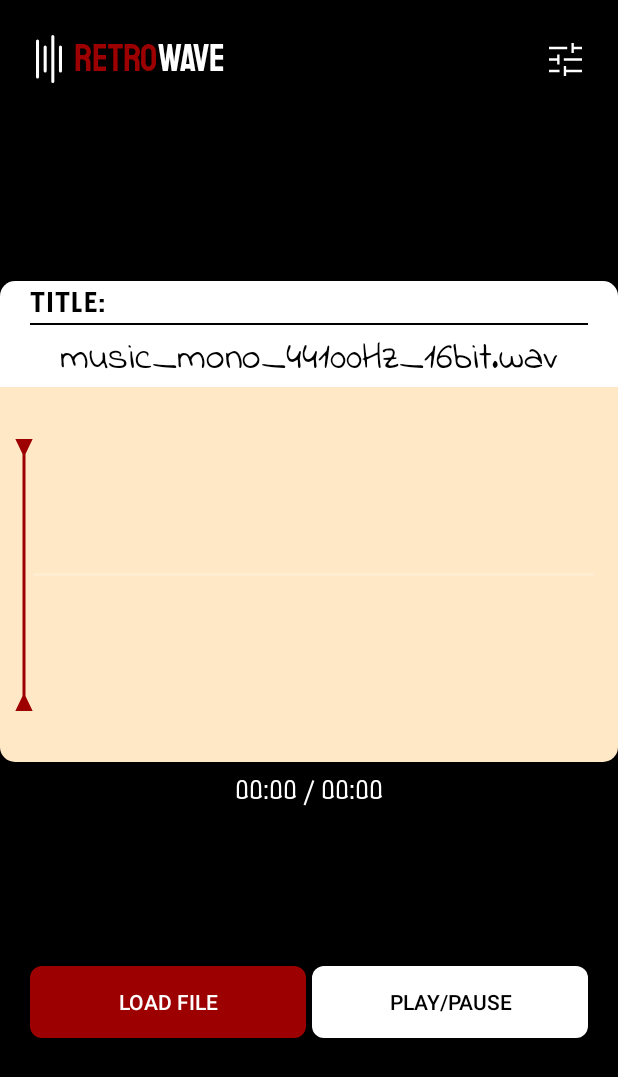
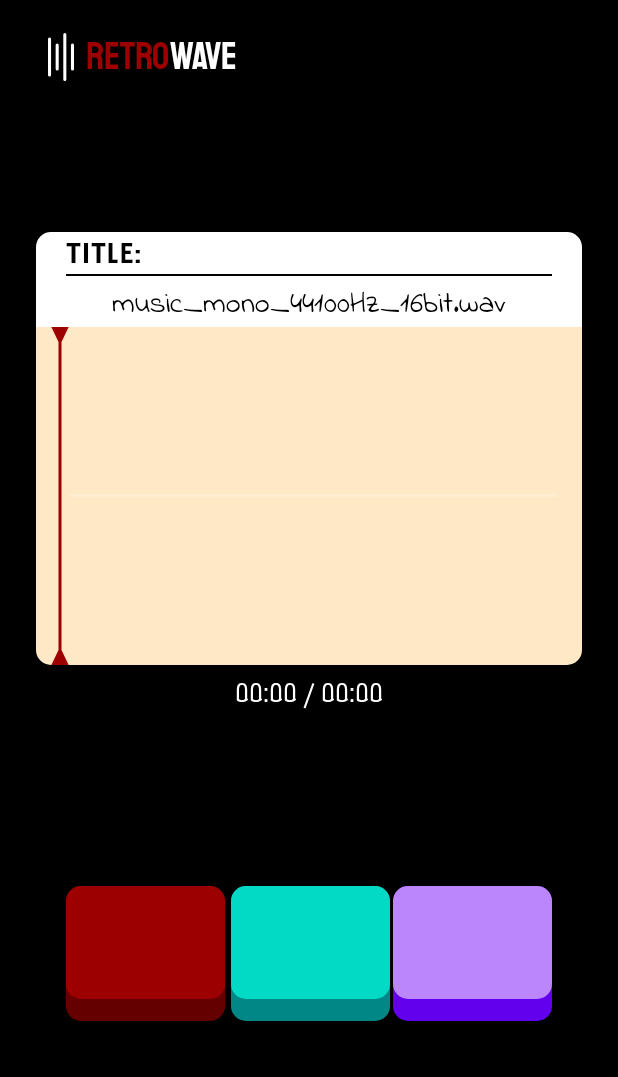
Before and after one commit to louisemalvin/Retrowave, an Android app: the layout activity_main.xml on its own in the app's theme, with its tools: preview values and no code run, on a phone screen of 412 x 824 dp. Shown: the top 1077 px of the screen. Run offline under Robolectric (Android 15) with nearby library versions, the light colour scheme and no system bars; network calls fail.

Commit message:
feat: Add new features in UI
- Added playback indicator for visual feedback when an audio is played
- Added new buttons (UI only)

Bug fixes:
- Seekbar thumb now scales properly
- isPlaying set to false if mediaplayer is done playing

```diff
--- a/app/build.gradle
+++ b/app/build.gradle
@@ -82,3 +82,7 @@ dependencies {
 kapt {
     correctErrorTypes = true
 }
+
+hilt {
+    enableAggregatingTask = true
+}
--- /dev/null
+++ b/app/src/main/java/com/paradoxcat/waveviewer/view/PlaybackIndicator.kt
@@ -0,0 +1,96 @@
+package com.paradoxcat.waveviewer.view
+
+import android.content.Context
+import android.graphics.BlurMaskFilter
+import android.graphics.Canvas
+import android.graphics.Color
+import android.graphics.Paint
+import android.graphics.RadialGradient
+import android.graphics.Shader
+import android.util.AttributeSet
+import android.view.View
+
+class PlaybackIndicator(context: Context, attrs: AttributeSet) : View(context, attrs) {
+
+    companion object {
+        const val TAG = "PlaybackIndicator"
+        const val LEFT_RIGHT_PADDING = 10.0f
+        const val BORDER_WIDTH = 10.0f
+    }
+
+    private var isPlaying = false
+    private val innerColorOn: Int = Color.parseColor("#FF0000")
+    private val innerColorOff: Int = Color.parseColor("#650000")
+    private val innerPaintOff = Paint()
+    private val innerPaintOn = Paint()
+    private val borderPaint = Paint()
+    private val bloomPaint = Paint()
+
+    init {
+        initInnerPaint()
+        initBloomPaint()
+        initBorderPaint()
+    }
+
+    private fun initInnerPaint() {
+        innerPaintOff.color = innerColorOff
+    }
+
+    private fun initBloomPaint() {
+        bloomPaint.isAntiAlias = true
+        bloomPaint.color = Color.RED
+        val blurMask = BlurMaskFilter(25f, BlurMaskFilter.Blur.NORMAL)
+        bloomPaint.maskFilter = blurMask
+    }
+
+    private fun initBorderPaint() {
+        borderPaint.style = Paint.Style.STROKE
+        borderPaint.strokeWidth = 10f
+        borderPaint.isAntiAlias = true
+        borderPaint.color = Color.WHITE
+    }
+
+
+    // override onMeasure to make the view square
+    override fun onMeasure(widthMeasureSpec: Int, heightMeasureSpec: Int) {
+        super.onMeasure(widthMeasureSpec, heightMeasureSpec)
+
+        setMeasuredDimension(widthMeasureSpec, widthMeasureSpec)
+
+    }
+
+    // override onDraw to light indicator depending on audio playback state
+    override fun onDraw(canvas: Canvas) {
+        super.onDraw(canvas)
+        val center = width / 2f
+        val radius = center - 50f
+        if (isPlaying) {
+            canvas.drawCircle(center, center, radius, bloomPaint)
+            canvas.drawCircle(center, center, radius-10f, borderPaint)
+            canvas.drawCircle(center, center, radius-10f, innerPaintOn)
+        } else {
+            canvas.drawCircle(center, center, radius-10f, borderPaint)
+            canvas.drawCircle(center, center, radius-10f, innerPaintOff)
+        }
+
+
+    }
+
+    /**
+     * Turn the light on if audio is playing.
+     * @param isPlaying true if audio is playing, false otherwise
+     */
+    fun setData(isPlaying: Boolean) {
+        this.isPlaying = isPlaying
+        // Initialize gradient color for on state
+        val center = width / 2f
+        val radius = center - 50f
+        val gradient = RadialGradient(
+            center, center, radius,
+            innerColorOn, innerColorOff,
+            Shader.TileMode.CLAMP
+        )
+        innerPaintOn.shader = gradient
+        invalidate()
+    }
+}
--- a/app/src/main/java/com/paradoxcat/waveviewer/view/WaveformSlideBar.kt
+++ b/app/src/main/java/com/paradoxcat/waveviewer/view/WaveformSlideBar.kt
@@ -10,8 +10,8 @@ import android.util.AttributeSet
 import android.view.View
 import android.view.animation.AccelerateDecelerateInterpolator
 import com.paradoxcat.waveviewer.model.Point
+import kotlin.math.floor
 import kotlin.math.pow
-import kotlin.math.round
 
 /**
  * Draws a straight line from the middle to samples points.
@@ -22,10 +22,10 @@ class WaveformSlideBar(context: Context, attrs: AttributeSet) : View(context, at
 
     companion object {
 
-        const val LEFT_RIGHT_PADDING = 50.0f
+        const val LEFT_RIGHT_PADDING = 45.0f
         const val TOP_BOTTOM_PADDING = 50.0f
         const val LINE_WIDTH = 1.0f
-        const val DEFAULT_STEP_COUNT = 20000
+        const val DEFAULT_STEP_COUNT = 2000
         const val ANIMATION_DURATION = 2000L
         private val MAX_VALUE = 2.0f.pow(16.0f) - 1 // max 16-bit value
         val INV_MAX_VALUE = 2.0f / MAX_VALUE // multiply with this to get % of max value
@@ -87,6 +87,7 @@ class WaveformSlideBar(context: Context, attrs: AttributeSet) : View(context, at
                 val controlX1 = (prevX + x) / 2
                 val controlY1 = (prevY + y) / 2
                 result.quadTo(controlX1, controlY1, x, y)
+//                result.addCircle(x, y, 4.0f, Path.Direction.CW)
                 prevX = x
                 prevY = y
             }
@@ -119,19 +120,17 @@ class WaveformSlideBar(context: Context, attrs: AttributeSet) : View(context, at
      * @param phase -- current animation phase, from 0.0 to 1.0
      */
     private fun render(points: Array<Point>, phase: Float) {
-        val nextDrawIndex: Int = round(points.size * phase).toInt() - 1
+        val nextDrawIndex: Int = floor(points.size * phase).toInt() - 1
         waveform.addPath(getPathChunk(points, indexOfDrawnPoints, nextDrawIndex))
-        indexOfDrawnPoints = nextDrawIndex + 1
+        indexOfDrawnPoints = nextDrawIndex
         invalidate()
     }
 
     override fun onDraw(canvas: Canvas?) {
         super.onDraw(canvas)
-        canvas?.save()
         if (::waveform.isInitialized) {
             canvas?.drawPath(waveform, linePaint)
         }
-        canvas?.restore()
     }
 
     /**
@@ -141,7 +140,11 @@ class WaveformSlideBar(context: Context, attrs: AttributeSet) : View(context, at
      */
     fun setData(intArray: IntArray) {
         val points = calculatePoints(intArray, width, height, DEFAULT_STEP_COUNT)
+        val initPath = Path()
+        initPath.moveTo(0F, height / 2.0f)
+        initPath.lineTo(width.toFloat(), height / 2.0f)
         waveform = Path()
+        waveform.addPath(initPath)
         indexOfDrawnPoints = 0
         animator.apply {
             addUpdateListener { animation ->
--- a/app/src/main/java/com/paradoxcat/waveviewer/viewmodel/MainViewModel.kt
+++ b/app/src/main/java/com/paradoxcat/waveviewer/viewmodel/MainViewModel.kt
@@ -5,7 +5,6 @@ import android.media.MediaExtractor
 import android.media.MediaFormat
 import android.media.MediaPlayer
 import android.util.Log
-import android.view.View
 import androidx.lifecycle.LiveData
 import androidx.lifecycle.MutableLiveData
 import androidx.lifecycle.ViewModel
@@ -76,6 +75,7 @@ class MainViewModel @Inject constructor(
                 updateTimestamp()
                 delay(REFRESH_RATE)
             }
+            _isPlaying.value = mediaPlayer.isPlaying
             updateTimestamp()
         }
     }
--- /dev/null
+++ b/app/src/main/res/drawable/button_layer.xml
@@ -0,0 +1,20 @@
+<?xml version="1.0" encoding="utf-8"?>
+<layer-list xmlns:android="http://schemas.android.com/apk/res/android">
+
+    <!-- Bottom layer -->
+    <item>
+        <shape android:shape="rectangle">
+            <solid android:color="@color/dark_red" />
+            <corners android:radius="10dp" />
+        </shape>
+    </item>
+
+    <!-- Top layer -->
+    <item android:bottom="15dp">
+        <shape android:shape="rectangle">
+            <solid android:color="@color/red" />
+            <corners android:radius="10dp" />
+        </shape>
+    </item>
+
+</layer-list>
--- /dev/null
+++ b/app/src/main/res/drawable/play_button_layer.xml
@@ -0,0 +1,20 @@
+<?xml version="1.0" encoding="utf-8"?>
+<layer-list xmlns:android="http://schemas.android.com/apk/res/android">
+
+    <!-- Bottom layer -->
+    <item>
+        <shape android:shape="rectangle">
+            <solid android:color="@color/teal_700" />
+            <corners android:radius="10dp" />
+        </shape>
+    </item>
+
+    <!-- Top layer -->
+    <item android:bottom="15dp">
+        <shape android:shape="rectangle">
+            <solid android:color="@color/teal_200" />
+            <corners android:radius="10dp" />
+        </shape>
+    </item>
+
+</layer-list>
--- a/app/src/main/res/drawable/seekbar_thumb.xml
+++ b/app/src/main/res/drawable/seekbar_thumb.xml
@@ -1,9 +1,9 @@
 <vector xmlns:android="http://schemas.android.com/apk/res/android"
     android:width="12dp"
-    android:height="181dp"
+    android:height="225dp"
     android:viewportWidth="12"
-    android:viewportHeight="181">
+    android:viewportHeight="225">
   <path
-      android:pathData="M7,10L11.77,0L0.23,-0L5,10L7,10ZM5,171L0.23,181L11.77,181L7,171L5,171ZM5,9L5,172L7,172L7,9L5,9Z"
+      android:pathData="M7,10L11.77,0L0.23,-0L5,10L7,10ZM5,215L0.23,225L11.77,225L7,215L5,215ZM5,9L5,216L7,216L7,9L5,9Z"
       android:fillColor="#9D0000"/>
 </vector>
--- /dev/null
+++ b/app/src/main/res/drawable/settings_button_layer.xml
@@ -0,0 +1,20 @@
+<?xml version="1.0" encoding="utf-8"?>
+<layer-list xmlns:android="http://schemas.android.com/apk/res/android">
+
+    <!-- Bottom layer -->
+    <item>
+        <shape android:shape="rectangle">
+            <solid android:color="@color/purple_500" />
+            <corners android:radius="10dp" />
+        </shape>
+    </item>
+
+    <!-- Top layer -->
+    <item android:bottom="15dp">
+        <shape android:shape="rectangle">
+            <solid android:color="@color/purple_200" />
+            <corners android:radius="10dp" />
+        </shape>
+    </item>
+
+</layer-list>
--- a/app/src/main/res/layout/activity_main.xml
+++ b/app/src/main/res/layout/activity_main.xml
@@ -4,21 +4,24 @@
     xmlns:tools="http://schemas.android.com/tools"
     android:layout_width="match_parent"
     android:layout_height="match_parent"
+    android:paddingHorizontal="24dp"
     tools:context=".MainActivity">
 
     <com.paradoxcat.waveviewer.view.WaveformSlideBar
         android:id="@+id/waveformView"
         android:layout_width="match_parent"
-        android:layout_height="250dp"
-        android:layout_marginBottom="316dp"
+        android:layout_height="225dp"
+        android:layout_marginTop="150dp"
         android:background="@drawable/bg_waveform"
-        app:layout_constraintBottom_toBottomOf="parent"
-        tools:layout_editor_absoluteX="0dp" />
+        app:layout_constraintTop_toBottomOf="@+id/constraintLayout2"
+        tools:layout_editor_absoluteX="24dp" />
+
 
     <androidx.constraintlayout.widget.ConstraintLayout
+        android:id="@+id/constraintLayout2"
         android:layout_width="match_parent"
         android:layout_height="wrap_content"
-        android:layout_marginTop="16dp"
+        android:layout_marginTop="8dp"
         app:layout_constraintStart_toStartOf="parent"
         app:layout_constraintTop_toTopOf="parent">
 
@@ -26,7 +29,7 @@
             android:id="@+id/imageView"
             android:layout_width="wrap_content"
             android:layout_height="wrap_content"
-            android:layout_marginStart="24dp"
+            android:layout_marginStart="8dp"
             android:src="@drawable/ic_logo"
             app:layout_constraintBottom_toBottomOf="parent"
             app:layout_constraintStart_toStartOf="parent"
@@ -45,7 +48,7 @@
             app:layout_constraintTop_toTopOf="parent" />
 
         <TextView
-            style = "@style/app_title.secondary"
+            style="@style/app_title.secondary"
             android:layout_width="wrap_content"
             android:layout_height="wrap_content"
             android:text="@string/wave_text"
@@ -53,11 +56,10 @@
             app:layout_constraintStart_toEndOf="@+id/textView"
             app:layout_constraintTop_toTopOf="parent" />
 
-        <ImageView
-            android:layout_width="wrap_content"
-            android:layout_height="wrap_content"
-            android:layout_marginEnd="24dp"
-            android:src="@drawable/ic_settings"
+        <com.paradoxcat.waveviewer.view.PlaybackIndicator
+            android:id="@+id/playbackIndicatorView"
+            android:layout_width="60dp"
+            android:layout_height="60dp"
             app:layout_constraintBottom_toBottomOf="parent"
             app:layout_constraintEnd_toEndOf="parent"
             app:layout_constraintTop_toTopOf="parent" />
@@ -65,6 +67,7 @@
     </androidx.constraintlayout.widget.ConstraintLayout>
 
     <LinearLayout
+        android:id="@+id/linearLayout3"
         android:layout_width="match_parent"
         android:layout_height="wrap_content"
         android:background="@drawable/bg_title"
@@ -74,8 +77,8 @@
         app:layout_constraintEnd_toEndOf="parent">
 
         <TextView
+            android:id="@+id/headerTextView"
             style="@style/header"
-            android:id="@+id/headerTextView"
             android:layout_width="match_parent"
             android:layout_height="wrap_content"
             android:layout_marginTop="2dp"
@@ -93,8 +96,8 @@
             android:background="@android:color/black" />
 
         <TextView
+            android:id="@+id/titleTextView"
             style="@style/file_name"
-            android:id="@+id/titleTextView"
             android:layout_width="match_parent"
             android:layout_height="wrap_content"
             android:layout_marginTop="4dp"
@@ -103,6 +106,7 @@
     </LinearLayout>
 
     <LinearLayout
+        android:id="@+id/linearLayout"
         android:layout_width="wrap_content"
         android:layout_height="wrap_content"
         android:layout_marginTop="8dp"
@@ -112,8 +116,8 @@
         app:layout_constraintTop_toBottomOf="@+id/waveformView">
 
         <TextView
+            android:id="@+id/timestampTextView"
             style="@style/timestamp"
-            android:id="@+id/timestampTextView"
             android:layout_width="wrap_content"
             android:layout_height="wrap_content"
             android:layout_marginEnd="4dp"
@@ -126,8 +130,8 @@
             android:text="/" />
 
         <TextView
+            android:id="@+id/durationTextView"
             style="@style/timestamp"
-            android:id="@+id/durationTextView"
             android:layout_width="wrap_content"
             android:layout_height="wrap_content"
             android:layout_marginStart="4dp"
@@ -147,23 +151,30 @@
 
         <androidx.appcompat.widget.AppCompatButton
             android:id="@+id/loadFile"
-            android:layout_width="0dp"
-            android:layout_height="wrap_content"
+            android:layout_width="5dp"
+            android:layout_height="90dp"
             android:layout_marginEnd="2dp"
             android:layout_weight="1"
-            android:background="@drawable/bg_load_button"
+            android:background="@drawable/button_layer"
             android:paddingHorizontal="10dp"
-            android:text="@string/load_file"
             android:textColor="@color/white" />
 
         <androidx.appcompat.widget.AppCompatButton
             android:id="@+id/playButton"
-            android:layout_width="0dp"
-            android:layout_height="wrap_content"
+            android:layout_width="5dp"
+            android:layout_height="90dp"
             android:layout_marginStart="2dp"
             android:layout_weight="1"
-            android:background="@drawable/bg_play_button"
-            android:text="@string/play_pause"
+            android:background="@drawable/play_button_layer"
+            android:textColor="@color/black" />
+
+        <androidx.appcompat.widget.AppCompatButton
+            android:id="@+id/settingsButton"
+            android:layout_width="5dp"
+            android:layout_height="90dp"
+            android:layout_marginStart="2dp"
+            android:layout_weight="1"
+            android:background="@drawable/settings_button_layer"
             android:textColor="@color/black" />
 
     </LinearLayout>
@@ -171,13 +182,14 @@
     <SeekBar
         android:id="@+id/playbackSeekBar"
         android:layout_width="match_parent"
-        android:layout_height="wrap_content"
+        android:layout_height="225dp"
         android:max="10000"
-        android:progressTint="@color/black"
+        android:progressTint="@android:color/transparent"
         android:thumb="@drawable/seekbar_thumb"
         app:layout_constraintBottom_toBottomOf="@+id/waveformView"
         app:layout_constraintEnd_toEndOf="parent"
         app:layout_constraintStart_toStartOf="parent"
-        app:layout_constraintTop_toTopOf="@+id/waveformView" />
+        app:layout_constraintTop_toTopOf="@+id/waveformView"
+        app:layout_constraintVertical_bias="0.0" />
 
 </androidx.constraintlayout.widget.ConstraintLayout>
--- a/app/src/main/res/values/colors.xml
+++ b/app/src/main/res/values/colors.xml
@@ -9,4 +9,5 @@
     <color name="white">#FFFFFFFF</color>
     <color name="off_white">#FFE8C6</color>
     <color name="red">#9D0000</color>
+    <color name="dark_red">#650000</color>
 </resources>
--- a/app/src/main/res/values/styles.xml
+++ b/app/src/main/res/values/styles.xml
@@ -15,7 +15,7 @@
     </style>
     <style name="file_name">
         <item name="android:fontFamily">@font/indie_flower</item>
-        <item name="android:textSize">25sp</item>
+        <item name="android:textSize">20sp</item>
         <item name="android:textAlignment">center</item>
         <item name="android:textColor">@color/black</item>
     </style>
```
Also changed, not shown: app/src/main/java/com/paradoxcat/waveviewer/MainActivity.kt (+30 -8 lines), app/src/main/res/drawable/red_button.xml (added, +60 -0 lines).
